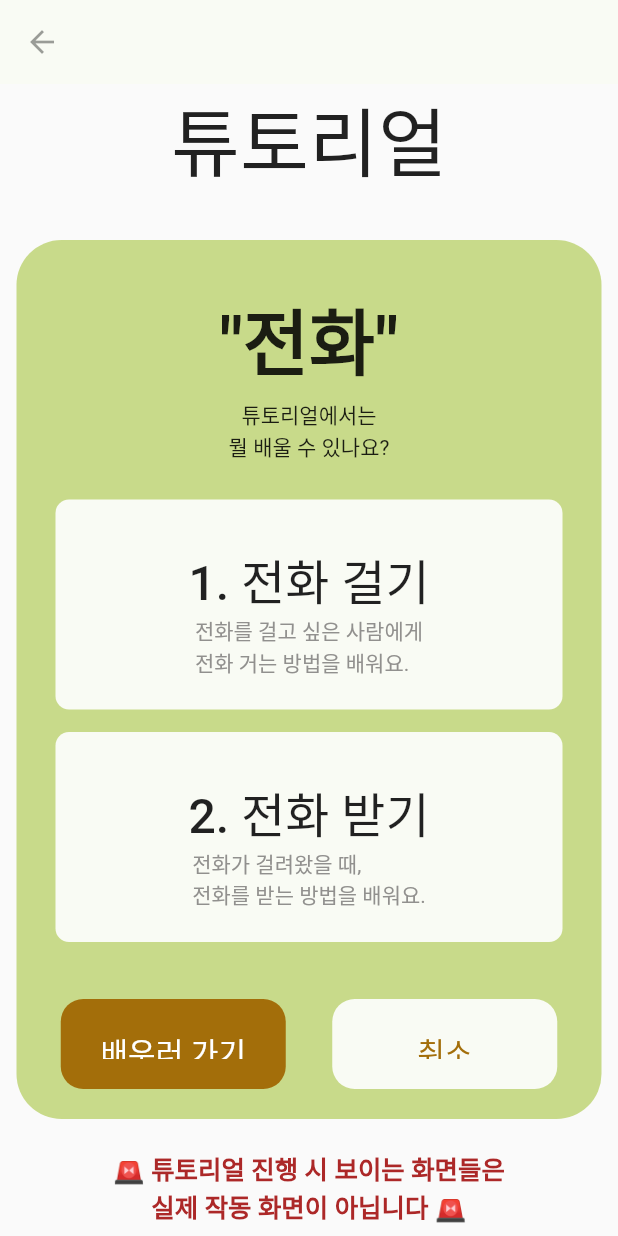
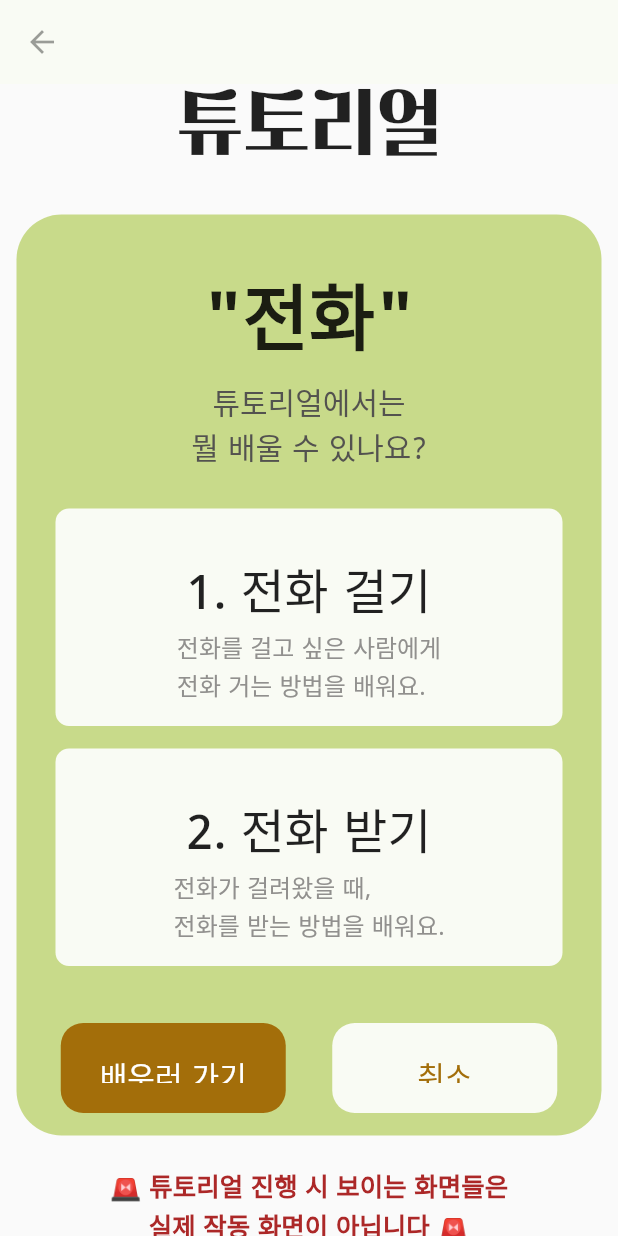
Before and after one commit to JIEEEN/SMART-ME, a Flutter app: the Tutorials screen opened directly, after a tap on "전화", on a phone screen of 412 x 824 dp. Run offline on Flutter 3.47's test engine with Material 2 defaults, Android fonts, the phone set to English and light mode, and no system bars; our stand-ins replace firebase_core; missing offline and left inert: slide_action; accounts and stored records are empty.

Commit message:
[MOD] font setting and UI

```diff
--- a/lib/call_tutorial_describe.dart
+++ b/lib/call_tutorial_describe.dart
@@ -29,6 +29,7 @@ class CallTutorialDescribe extends StatelessWidget {
                     '튜토리얼',
                     style: TextStyle(
                       fontSize: 50,
+                      fontFamily: 'Malssami815',
                     ),
                     textAlign: TextAlign.center,
                   ),
@@ -40,7 +41,7 @@ class CallTutorialDescribe extends StatelessWidget {
             ),
             Container(
               width: 390,
-              height: 586,
+              height: 614,
               decoration: BoxDecoration(
                 borderRadius: BorderRadius.circular(30),
                 color: const Color(0xffC8DA8A),
@@ -55,8 +56,11 @@ class CallTutorialDescribe extends StatelessWidget {
                   children: [
                     const Text(
                       '"전화"',
-                      style:
-                          TextStyle(fontSize: 48, fontWeight: FontWeight.w700),
+                      style: TextStyle(
+                        fontSize: 48,
+                        fontWeight: FontWeight.w700,
+                        fontFamily: 'NotoSansGujarati',
+                      ),
                     ),
                     const SizedBox(
                       height: 5,
@@ -64,12 +68,16 @@ class CallTutorialDescribe extends StatelessWidget {
                     const Text(
                       '튜토리얼에서는\n뭘 배울 수 있나요?',
                       textAlign: TextAlign.center,
+                      style: TextStyle(
+                          fontSize: 20,
+                          fontFamily: 'NotoSansGujarati',
+                          color: Color(0xff53524F)),
                     ),
                     const SizedBox(
                       height: 25,
                     ),
                     Container(
-                      height: 140,
+                      height: 145,
                       width: 338,
                       decoration: BoxDecoration(
                         borderRadius: BorderRadius.circular(9),
@@ -88,12 +96,15 @@ class CallTutorialDescribe extends StatelessWidget {
                               style: TextStyle(
                                 fontSize: 32,
                                 fontWeight: FontWeight.w500,
+                                fontFamily: 'NotoSansGujarati',
                               ),
                             ),
                             Text(
                               '전화를 걸고 싶은 사람에게\n전화 거는 방법을 배워요.',
                               style: TextStyle(
                                 color: Color(0xff91908E),
+                                fontSize: 16,
+                                fontFamily: 'NotoSansGujarati',
                               ),
                             ),
                           ],
@@ -104,7 +115,7 @@ class CallTutorialDescribe extends StatelessWidget {
                       height: 15,
                     ),
                     Container(
-                      height: 140,
+                      height: 145,
                       width: 338,
                       decoration: BoxDecoration(
                         borderRadius: BorderRadius.circular(9),
@@ -122,12 +133,15 @@ class CallTutorialDescribe extends StatelessWidget {
                               style: TextStyle(
                                 fontSize: 32,
                                 fontWeight: FontWeight.w500,
+                                fontFamily: 'NotoSansGujarati',
                               ),
                             ),
                             Text(
                               '전화가 걸려왔을 때,\n전화를 받는 방법을 배워요.',
                               style: TextStyle(
                                 color: Color(0xff91908E),
+                                fontSize: 16,
+                                fontFamily: 'NotoSansGujarati',
                               ),
                             ),
                           ],
@@ -166,7 +180,10 @@ class CallTutorialDescribe extends StatelessWidget {
                               ),
                               child: Text('배우러 가기',
                                   style: TextStyle(
-                                      fontSize: 20, color: Colors.white),
+                                    fontSize: 20,
+                                    color: Colors.white,
+                                    fontFamily: 'NotoSansGujarati',
+                                  ),
                                   textAlign: TextAlign.center),
                             ),
                           ),
@@ -192,7 +209,10 @@ class CallTutorialDescribe extends StatelessWidget {
                               child: Text(
                                 '취소',
                                 style: TextStyle(
-                                    fontSize: 20, color: Color(0xffA36E0A)),
+                                  fontSize: 20,
+                                  color: Color(0xffA36E0A),
+                                  fontFamily: 'NotoSansGujarati',
+                                ),
                                 textAlign: TextAlign.center,
                               ),
                             ),
@@ -210,9 +230,11 @@ class CallTutorialDescribe extends StatelessWidget {
             const Text(
               '🚨 튜토리얼 진행 시 보이는 화면들은\n실제 작동 화면이 아닙니다 🚨',
               style: TextStyle(
-                  fontSize: 17,
-                  color: Color(0xffAC2828),
-                  fontWeight: FontWeight.w600),
+                fontSize: 17,
+                color: Color(0xffAC2828),
+                fontWeight: FontWeight.w600,
+                fontFamily: 'NotoSansGujarati',
+              ),
               textAlign: TextAlign.center,
             ),
           ],
--- a/lib/home.dart
+++ b/lib/home.dart
@@ -19,6 +19,7 @@ class FirstPage extends StatelessWidget {
                   textAlign: TextAlign.center,
                   style: TextStyle(
                     fontSize: 96,
+                    fontFamily: 'Malssami815',
                   )),
             ],
           ),
@@ -30,6 +31,7 @@ class FirstPage extends StatelessWidget {
                 textAlign: TextAlign.center,
                 style: TextStyle(
                   fontSize: 16,
+                  fontFamily: 'NotoSansGujarati',
                 ),
               ),
             ],
@@ -44,6 +46,7 @@ class FirstPage extends StatelessWidget {
                 style: TextStyle(
                   fontSize: 22,
                   color: Color(0xff53524F),
+                  fontFamily: 'NotoSansGujarati',
                 ),
               ),
             ],
@@ -66,6 +69,7 @@ class FirstPage extends StatelessWidget {
                     style: TextStyle(
                       fontSize: 36,
                       color: Color(0xffF9FBF4),
+                      fontFamily: 'NotoSansGujarati',
                     ),
                   ),
                   onPressed: () => {
--- a/lib/tutorials.dart
+++ b/lib/tutorials.dart
@@ -12,18 +12,27 @@ class Tutorials extends StatelessWidget {
     final double statusBarHeight = MediaQuery.of(context).padding.top;
 
     return Scaffold(
+      appBar: AppBar(
+        leading: const IconButton(
+          icon: Icon(Icons.arrow_back),
+          onPressed: null,
+        ),
+        backgroundColor: const Color(0xffF9FBF4),
+        elevation: 0.0,
+      ),
       body: Center(
         child: Column(
           crossAxisAlignment: CrossAxisAlignment.center,
           children: [
-            SizedBox(
-              height: statusBarHeight,
-            ),
             Container(
               margin: EdgeInsets.fromLTRB(0, 30, 0, 30),
               child: Text(
                 '튜토리얼',
-                style: TextStyle(fontSize: 50, fontWeight: FontWeight.bold),
+                style: TextStyle(
+                  fontSize: 50,
+                  fontWeight: FontWeight.bold,
+                  fontFamily: 'Malssami815',
+                ),
               ),
             ),
             TextButton(
@@ -39,7 +48,7 @@ class Tutorials extends StatelessWidget {
                 margin: EdgeInsets.fromLTRB(0, 0, 0, 20),
                 child: Padding(
                   padding: EdgeInsets.symmetric(
-                    horizontal: 120,
+                    horizontal: 130,
                     vertical: 25,
                   ),
                   child: Column(
@@ -49,11 +58,17 @@ class Tutorials extends StatelessWidget {
                         style: TextStyle(
                           fontSize: 38,
                           color: Colors.white,
-                            fontWeight: FontWeight.bold),
+                          fontWeight: FontWeight.bold,
+                          fontFamily: 'NotoSansGujarati',
+                        ),
                       ),
                       Text(
                         '전화를 걸고 받는 방법',
-                        style: TextStyle(fontSize: 11, color: Colors.white),
+                        style: TextStyle(
+                          fontSize: 11,
+                          color: Colors.white,
+                          fontFamily: 'NotoSansGujarati',
+                        ),
                       ),
                     ],
                   ),
@@ -72,10 +87,10 @@ class Tutorials extends StatelessWidget {
                   borderRadius: BorderRadius.circular(10),
                   color: Color(0xffA1CA0D),
                 ),
-                margin: EdgeInsets.fromLTRB(9, 0, 0, 20),
+                margin: EdgeInsets.fromLTRB(0, 0, 0, 20),
                 child: Padding(
                   padding: EdgeInsets.symmetric(
-                    horizontal: 120,
+                    horizontal: 130,
                     vertical: 25,
                   ),
                   child: Column(
@@ -85,11 +100,17 @@ class Tutorials extends StatelessWidget {
                         style: TextStyle(
                           fontSize: 38,
                           color: Colors.white,
-                            fontWeight: FontWeight.bold),
+                          fontWeight: FontWeight.bold,
+                          fontFamily: 'NotoSansGujarati',
+                        ),
                       ),
                       Text(
                         '사진을 찍는 방법',
-                        style: TextStyle(fontSize: 11, color: Colors.white),
+                        style: TextStyle(
+                          fontSize: 11,
+                          color: Colors.white,
+                          fontFamily: 'NotoSansGujarati',
+                        ),
                       ),
                     ],
                   ),
@@ -111,7 +132,7 @@ class Tutorials extends StatelessWidget {
                 ),
                 child: Padding(
                   padding: EdgeInsets.symmetric(
-                    horizontal: 120,
+                    horizontal: 130,
                     vertical: 25,
                   ),
                   child: Column(
@@ -121,11 +142,17 @@ class Tutorials extends StatelessWidget {
                         style: TextStyle(
                           fontSize: 38,
                           color: Colors.white,
-                            fontWeight: FontWeight.bold),
+                          fontWeight: FontWeight.bold,
+                          fontFamily: 'NotoSansGujarati',
+                        ),
                       ),
                       Text(
                         '메세지를 보내는 방법',
-                        style: TextStyle(fontSize: 11, color: Colors.white),
+                        style: TextStyle(
+                          fontSize: 11,
+                          color: Colors.white,
+                          fontFamily: 'NotoSansGujarati',
+                        ),
                       ),
                     ],
                   ),
@@ -140,14 +167,18 @@ class Tutorials extends StatelessWidget {
               ),
               child: Padding(
                 padding: EdgeInsets.symmetric(
-                  horizontal: 90,
+                  horizontal: 100,
                   vertical: 46,
                 ),
                 child: Column(
                   children: [
                     Text(
                       '손자가 성장하면 추가 될 예정입니다',
-                      style: TextStyle(fontSize: 11, color: Colors.white),
+                      style: TextStyle(
+                        fontSize: 11,
+                        color: Colors.white,
+                        fontFamily: 'NotoSansGujarati',
+                      ),
                     ),
                   ],
                 ),
```
Also changed, not shown: lib/camera_tutorial_describe.dart (+27 -8 lines), lib/describe.dart (+38 -29 lines), lib/message_tutorial_describe.dart (+27 -8 lines), lib/select.dart (+22 -9 lines), pubspec.yaml (+7 -7 lines), assets/fonts/NotoSansGujarati.ttf (renamed from lib/assets/fonts/NotoSansGujarati.ttf), assets/fonts/malssami815.ttf (renamed from lib/assets/fonts/malssami815.ttf). Lines whose indentation alone changed are shown as unchanged.
